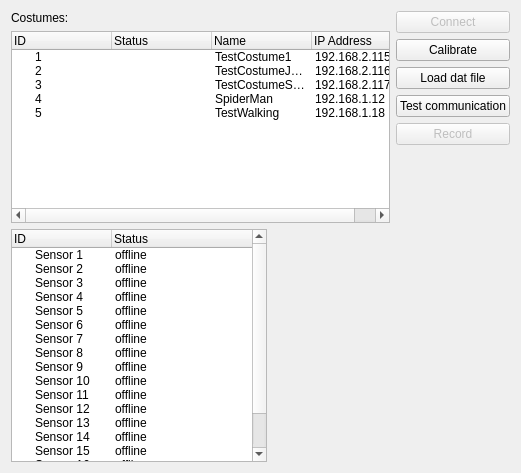
First picture: the form in trunk/src/edr/src/plugins/imuCostume/ui/IMUCostumeListWidget.ui, repository mk4me/hm-mde-one, before the edit.
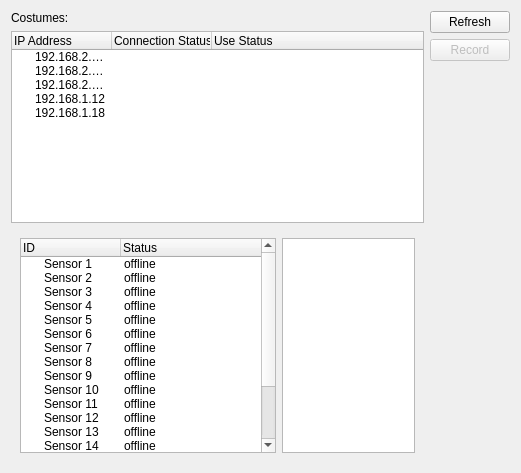
Second picture: the form after the edit. Icons and pictures are not drawn.

```diff
--- a/trunk/src/edr/src/plugins/imuCostume/ui/IMUCostumeListWidget.ui
+++ b/trunk/src/edr/src/plugins/imuCostume/ui/IMUCostumeListWidget.ui
@@ -40,48 +40,25 @@
        <property name="contextMenuPolicy">
         <enum>Qt::CustomContextMenu</enum>
        </property>
-       <column>
-        <property name="text">
-         <string>ID</string>
-        </property>
-       </column>
-       <column>
-        <property name="text">
-         <string>Status</string>
-        </property>
-       </column>
-       <column>
-        <property name="text">
-         <string>Name</string>
-        </property>
-       </column>
        <column>
         <property name="text">
          <string>IP Address</string>
         </property>
        </column>
+       <column>
+        <property name="text">
+         <string>Connection Status</string>
+        </property>
+       </column>
+       <column>
+        <property name="text">
+         <string>Use Status</string>
+        </property>
+       </column>
        <item>
-        <property name="text">
-         <string>1</string>
-        </property>
-        <property name="text">
-         <string/>
-        </property>
-        <property name="icon">
-         <iconset resource="imuCostumeIcons.qrc">
-          <normaloff>:/imuCostume/icons/niedostepny.png</normaloff>:/imuCostume/icons/niedostepny.png</iconset>
-        </property>
-        <property name="text">
-         <string>TestCostume1</string>
-        </property>
         <property name="text">
          <string>192.168.2.115</string>
         </property>
-       </item>
-       <item>
-        <property name="text">
-         <string>2</string>
-        </property>
         <property name="text">
          <string/>
         </property>
@@ -90,16 +67,13 @@
           <normaloff>:/imuCostume/icons/nieznanydostepny.png</normaloff>:/imuCostume/icons/nieznanydostepny.png</iconset>
         </property>
         <property name="text">
-         <string>TestCostumeJump</string>
+         <string/>
         </property>
+       </item>
+       <item>
         <property name="text">
          <string>192.168.2.116</string>
         </property>
-       </item>
-       <item>
-        <property name="text">
-         <string>3</string>
-        </property>
         <property name="text">
          <string/>
         </property>
@@ -108,16 +82,13 @@
           <normaloff>:/imuCostume/icons/niedostepny.png</normaloff>:/imuCostume/icons/niedostepny.png</iconset>
         </property>
         <property name="text">
-         <string>TestCostumeShoes</string>
+         <string/>
         </property>
+       </item>
+       <item>
         <property name="text">
          <string>192.168.2.117</string>
         </property>
-       </item>
-       <item>
-        <property name="text">
-         <string>4</string>
-        </property>
         <property name="text">
          <string/>
         </property>
@@ -126,16 +97,13 @@
           <normaloff>:/imuCostume/icons/niedostepny.png</normaloff>:/imuCostume/icons/niedostepny.png</iconset>
         </property>
         <property name="text">
-         <string>SpiderMan</string>
+         <string/>
         </property>
+       </item>
+       <item>
         <property name="text">
          <string>192.168.1.12</string>
         </property>
-       </item>
-       <item>
-        <property name="text">
-         <string>5</string>
-        </property>
         <property name="text">
          <string/>
         </property>
@@ -144,29 +112,29 @@
           <normaloff>:/imuCostume/icons/niedostepny.png</normaloff>:/imuCostume/icons/niedostepny.png</iconset>
         </property>
         <property name="text">
-         <string>TestWalking</string>
+         <string/>
         </property>
+       </item>
+       <item>
         <property name="text">
          <string>192.168.1.18</string>
         </property>
+        <property name="text">
+         <string/>
+        </property>
+        <property name="icon">
+         <iconset resource="imuCostumeIcons.qrc">
+          <normaloff>:/imuCostume/icons/niedostepny.png</normaloff>:/imuCostume/icons/niedostepny.png</iconset>
+        </property>
+        <property name="text">
+         <string/>
+        </property>
        </item>
       </widget>
      </item>
      <item>
       <widget class="QWidget" name="widget" native="true">
        <layout class="QHBoxLayout" name="horizontalLayout_2">
-        <property name="leftMargin">
-         <number>0</number>
-        </property>
-        <property name="topMargin">
-         <number>0</number>
-        </property>
-        <property name="rightMargin">
-         <number>0</number>
-        </property>
-        <property name="bottomMargin">
-         <number>0</number>
-        </property>
         <item>
          <widget class="QTreeWidget" name="sensorsTree">
           <property name="sizePolicy">
@@ -404,14 +372,7 @@
          </widget>
         </item>
         <item>
-         <widget class="QWidget" name="visualizerPlaceholder" native="true">
-          <property name="sizePolicy">
-           <sizepolicy hsizetype="Expanding" vsizetype="Preferred">
-            <horstretch>0</horstretch>
-            <verstretch>0</verstretch>
-           </sizepolicy>
-          </property>
-         </widget>
+         <widget class="QTextEdit" name="textEdit"/>
         </item>
        </layout>
       </widget>
@@ -423,36 +384,15 @@
      <item>
       <widget class="QPushButton" name="connectPushButton">
        <property name="enabled">
-        <bool>false</bool>
+        <bool>true</bool>
        </property>
        <property name="text">
-        <string>Connect</string>
+        <string>Refresh</string>
        </property>
       </widget>
      </item>
      <item>
-      <widget class="QPushButton" name="calibrateButton">
-       <property name="text">
-        <string>Calibrate</string>
-       </property>
-      </widget>
-     </item>
-     <item>
-      <widget class="QPushButton" name="loadDatFileButton">
-       <property name="text">
-        <string>Load dat file</string>
-       </property>
-      </widget>
-     </item>
-     <item>
-      <widget class="QPushButton" name="testCommunicationPushButton">
-       <property name="text">
-        <string>Test communication</string>
-       </property>
-      </widget>
-     </item>
-     <item>
-      <widget class="QPushButton" name="RecordButton">
+      <widget class="QPushButton" name="recordPushButton">
        <property name="enabled">
         <bool>false</bool>
        </property>
```
Left out of the diff: 55 changed lines with no effect on the pictures.
